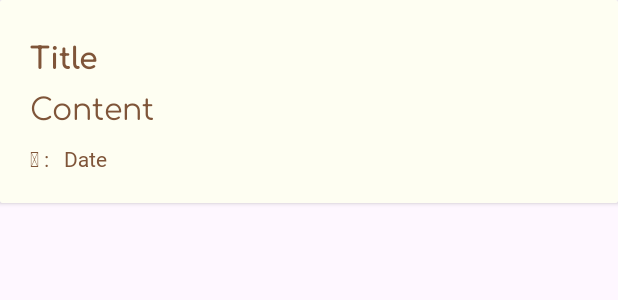
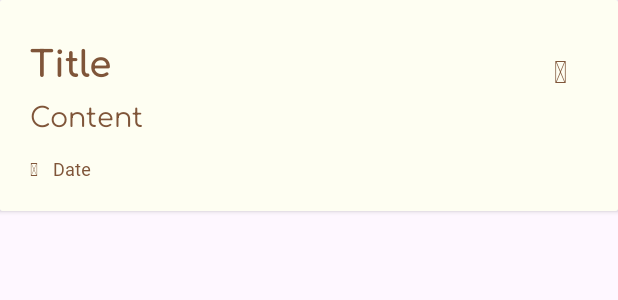
Before and after one commit to taaaf11/AndroidProject-PersonalDiaryApp, an Android app: the layout card_view.xml on its own in the app's theme, with its tools: preview values and no code run, on a phone screen of 412 x 824 dp. Shown: the top 300 px of the screen. Run offline under Robolectric (Android 15) with nearby library versions, the phone set to English and light mode, and no system bars.

Commit message:
Add three-vertical-dots icon for showing pop menu

```diff
--- a/app/src/main/java/com/example/personaldiaryapp/DiaryAdapter.kt
+++ b/app/src/main/java/com/example/personaldiaryapp/DiaryAdapter.kt
@@ -26,6 +26,7 @@ class DiaryAdapter(
         val tvTitle = view.findViewById<TextView>(R.id.tvDiaryEntryTitle_layout_card_view)
         val tvContent = view.findViewById<TextView>(R.id.tvDiaryEntryContent_layout_card_view)
         val tvDateValue = view.findViewById<TextView>(R.id.tvDateValue_layout_card_view)
+        val tvContextMenu = view.findViewById<TextView>(R.id.tvOpenContextMenu_layout_card_view)
     }
 
     override fun onCreateViewHolder(parent: ViewGroup, viewType: Int): ViewHolder {
@@ -74,14 +75,30 @@ class DiaryAdapter(
 
         // jab ye activity hoti hai to phir is ki type casting safely ho sakti hai
         // kionke kotlin men references hotay hain
-        (holder.itemView.context as? Activity)?.registerForContextMenu(holder.itemView)
+        // registerForContextMenu
+
+//        (holder.itemView.context as? Activity)?.registerForContextMenu(holder.itemView)
+        (holder.tvContextMenu.context as? Activity)?.registerForContextMenu(holder.tvContextMenu)
 
         holder.itemView.setOnClickListener {
             viewDetailLambda?.invoke(entry)
         }
-        holder.itemView.setOnLongClickListener {
-            popupMenuShowerLambda?.invoke(it)
-            true
+
+//        holder.itemView.setOnLongClickListener {
+//            popupMenuShowerLambda?.invoke(it)
+//            true
+//        }
+
+        holder.tvContextMenu.setOnClickListener {
+            // entry ki information add karnay ke lie setTag
+            // wala function is card-view par call kia gia tha
+
+            // ab popMenuShowerLambda wala function aik View argument
+            // leta hai, jis par wo getTag call karay ga, entry ki
+            // information hasil karnay ke lie
+
+            // is lie ham card-view us ko pass kar rahay hain
+            popupMenuShowerLambda?.invoke(holder.itemView)
         }
     }
 
--- a/app/src/main/res/layout/card_view.xml
+++ b/app/src/main/res/layout/card_view.xml
@@ -17,7 +17,7 @@
             android:layout_height="wrap_content"
 
             android:text="Title"
-            android:textSize="20sp"
+            android:textSize="24sp"
             android:textStyle="bold"
             android:textColor="@color/primary"
 
@@ -32,7 +32,7 @@
             android:layout_height="wrap_content"
 
             android:text="Content"
-            android:textSize="20sp"
+            android:textSize="18sp"
             android:textColor="@color/primary"
 
             app:layout_constraintTop_toBottomOf="@id/tvDiaryEntryTitle_layout_card_view"
@@ -47,13 +47,14 @@
             android:layout_width="wrap_content"
             android:layout_height="wrap_content"
 
-            android:text=" :"
+            android:text=""
             android:fontFamily="@font/symbols_nerd_font"
             android:textColor="@color/primary"
+            android:textSize="12sp"
 
             app:layout_constraintTop_toBottomOf="@id/tvDiaryEntryContent_layout_card_view"
             app:layout_constraintStart_toStartOf="@id/tvDiaryEntryContent_layout_card_view"
-            android:layout_marginTop="10dp"
+            android:layout_marginTop="14dp"
             />
 
         <TextView
@@ -64,13 +65,27 @@
             android:text="Date"
             android:fontFamily="@font/symbols_nerd_font"
             android:textColor="@color/primary"
+            android:textSize="12sp"
 
             app:layout_constraintTop_toBottomOf="@id/tvDiaryEntryContent_layout_card_view"
             app:layout_constraintStart_toEndOf="@id/tvClockIcon_layout_card_view"
-            android:layout_marginTop="10dp"
+            android:layout_marginTop="14dp"
             android:layout_marginStart="10dp"
             />
 
+        <TextView
+            android:id="@+id/tvOpenContextMenu_layout_card_view"
+            android:layout_width="wrap_content"
+            android:layout_height="wrap_content"
+
+            android:text="󰇙"
+            android:textSize="20sp"
+            android:textColor="@color/primary"
+            app:layout_constraintTop_toTopOf="parent"
+            app:layout_constraintEnd_toEndOf="parent"
+            android:padding="14dp"
+            android:fontFamily="@font/symbols_nerd_font"
+            />
 
     </androidx.constraintlayout.widget.ConstraintLayout>
 
```
